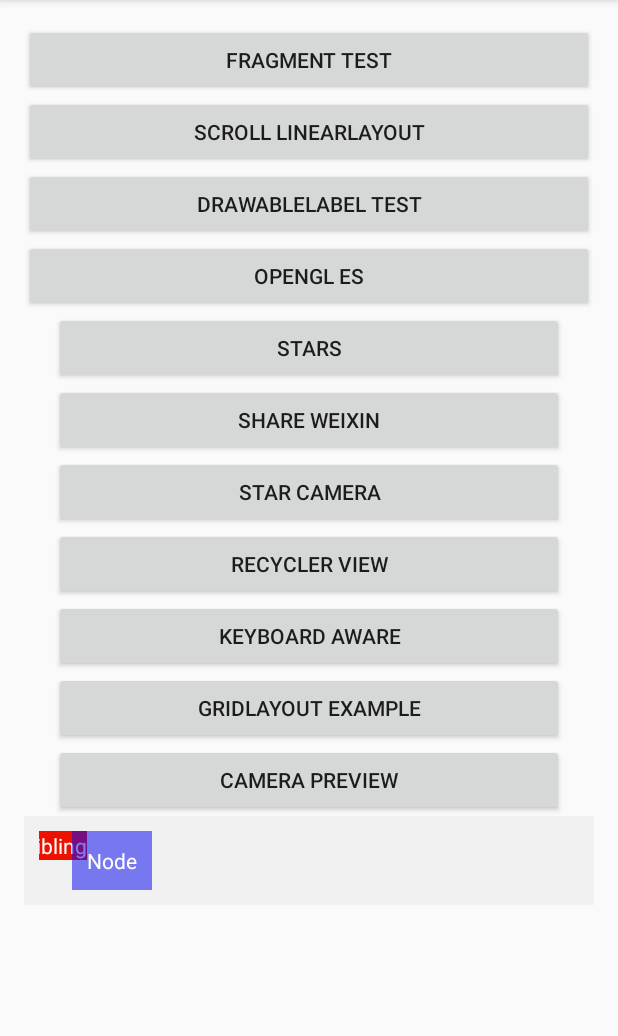
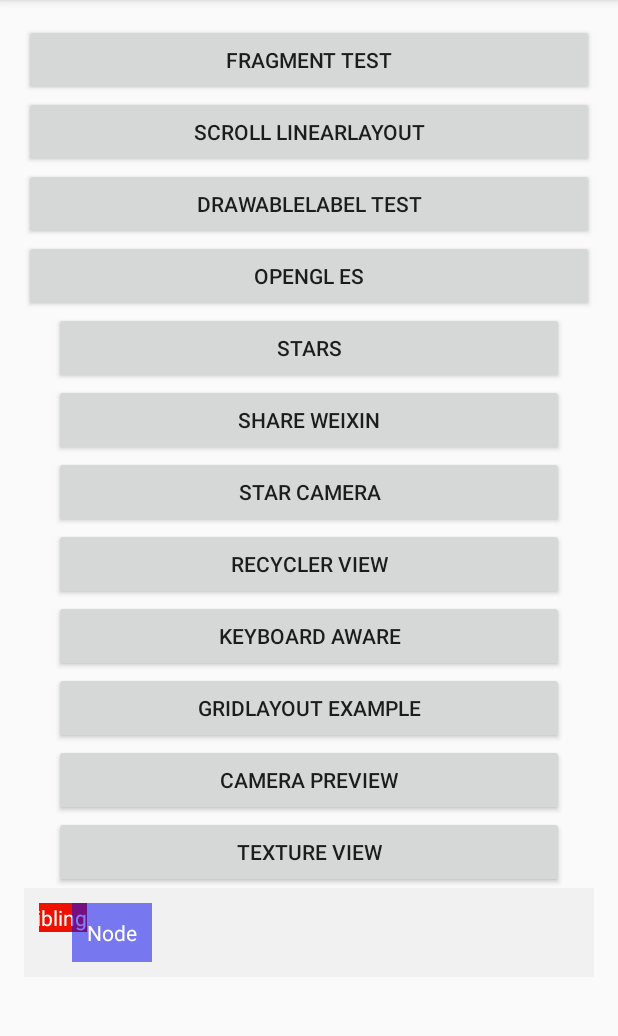
Before and after one commit to alexhilton/MoreEffectiveAndroid, an Android app: the screen it shows after launch (MainActivity), on a phone screen of 412 x 824 dp, the part 84-1120 px from its top. Run offline under Robolectric (Android 15) with nearby library versions, the phone set to English and light mode, and no system bars.

Commit message:
Sample to preview camera with TextureView
Signed-off-by: Alex Hilton <dragonhilton@gmail.com>

```diff
--- a/app/src/main/AndroidManifest.xml
+++ b/app/src/main/AndroidManifest.xml
@@ -65,6 +65,10 @@
         <activity
             android:name=".CameraPreviewActivity"
             android:label="@string/title_activity_camera_preview"></activity>
+        <activity
+            android:name="net.toughcoder.widget.TextureViewActivity"
+            android:label="@string/title_activity_camera_preview"
+            android:theme="@android:style/Theme.Translucent"></activity>
     </application>
 
 </manifest>
--- a/app/src/main/java/net/toughcoder/effectiveandroid/MainActivity.java
+++ b/app/src/main/java/net/toughcoder/effectiveandroid/MainActivity.java
@@ -20,6 +20,7 @@ import net.toughcoder.opengl2s.OpenGLExampleActivity;
 import net.toughcoder.starcamera.StarCameraActivity;
 import net.toughcoder.widget.GridLayoutExampleActivity;
 import net.toughcoder.widget.RecyclerViewExampleActivity;
+import net.toughcoder.widget.TextureViewActivity;
 
 import java.util.ArrayList;
 import java.util.List;
@@ -130,6 +131,15 @@ public class MainActivity extends ActionBarActivity {
                 startActivity(it);
             }
         });
+        View tv = findViewById(R.id.texture_view);
+        tv.setOnClickListener(new View.OnClickListener() {
+            @Override
+            public void onClick(View v) {
+                Intent it = new Intent(Intent.ACTION_VIEW);
+                it.setClass(getApplicationContext(), TextureViewActivity.class);
+                startActivity(it);
+            }
+        });
 //      try {
 //        Thread.sleep(10 * 1000);
 //      } catch (InterruptedException e) {
--- a/app/src/main/res/layout/activity_main.xml
+++ b/app/src/main/res/layout/activity_main.xml
@@ -82,6 +82,13 @@
             android:layout_marginRight="20dip"
             android:layout_marginLeft="20dip"
             android:text="Camera Preview" />
+        <Button android:id="@+id/texture_view"
+            android:layout_width="match_parent"
+            android:layout_height="wrap_content"
+            android:padding="10dip"
+            android:layout_marginRight="20dip"
+            android:layout_marginLeft="20dip"
+            android:text="Texture View" />
         <RelativeLayout
             android:layout_width="match_parent"
             android:layout_height="wrap_content"
```
Also changed, not shown: app/src/main/java/net/toughcoder/widget/TextureViewActivity.java (added, +65 -0 lines).
